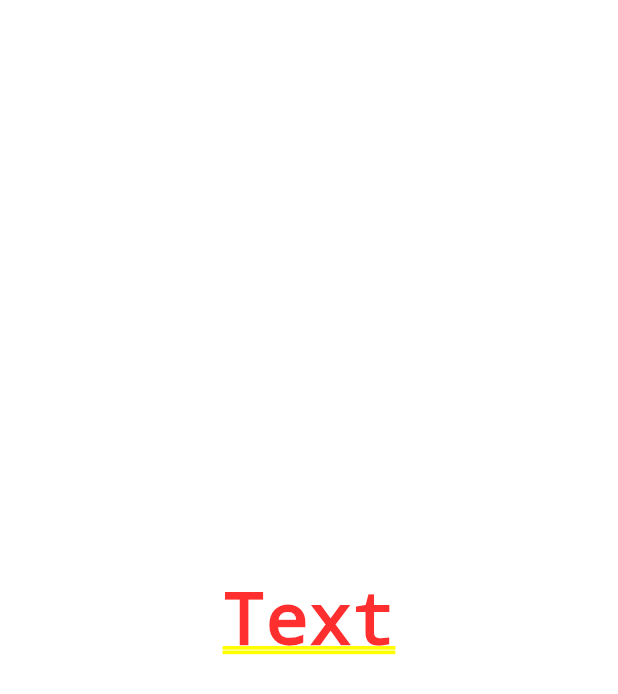
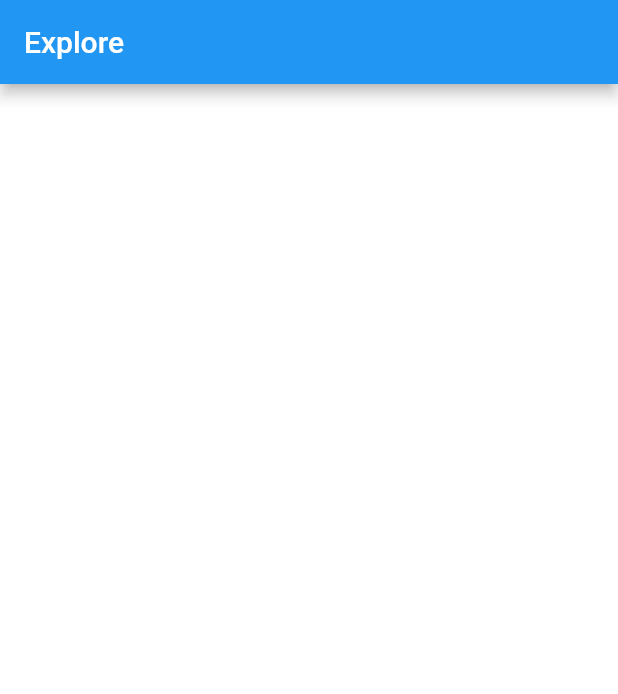
Before and after one commit to minikin/audio_player_flutter, a Flutter app: the screen it shows after launch, on a phone screen of 412 x 824 dp. Shown: the top 694 px of the screen. Run offline on Flutter 3.47's test engine with Material 2 defaults, Android fonts, the phone set to English and light mode, and no system bars; our stand-ins replace audioplayers, bloc, built_collection, built_value, flutter_bloc; generated files the repository leaves out were written again.

Commit message:
Explore Blocs (#12)
* Update README

* Add Explore screen

* Add ResponsiveSafeArea widget

* Add ExploreItem

* Update ExploreItem

* Update pubs

* Add explore bloc

* Add ExploreEvent

* Add ExploreState

* Add ExploreBloc

* Add AppBlocDelegate

* Add update ExploreBloc

* Update pubs

```diff
--- a/lib/src/app/app.dart
+++ b/lib/src/app/app.dart
@@ -1,3 +1,4 @@
+import 'package:audio_player_flutter/src/app/features/explore/screens/explore.dart';
 import 'package:audio_player_flutter/src/services/services.dart';
 import 'package:flutter/material.dart';
 
@@ -6,12 +7,7 @@ class App extends StatelessWidget {
   @override
   Widget build(BuildContext context) {
     _fetchAllTunes();
-    return const MaterialApp(
-      title: 'Audio Player',
-      home: Center(
-        child: Text('Text'),
-      ),
-    );
+    return const MaterialApp(title: 'Audio Player', home: Explore());
   }
 
   void _fetchAllTunes() async {
--- /dev/null
+++ b/lib/src/app/common/widgets/responsive_safe_area.dart
@@ -0,0 +1,27 @@
+import 'package:flutter/material.dart';
+
+typedef ResponsiveBuilder = Widget Function(
+  BuildContext context,
+  Size size,
+);
+
+class ResponsiveSafeArea extends StatelessWidget {
+  final ResponsiveBuilder responsiveBuilder;
+
+  const ResponsiveSafeArea({
+    @required ResponsiveBuilder builder,
+    Key key,
+  })  : responsiveBuilder = builder,
+        super(key: key);
+
+  @override
+  Widget build(BuildContext context) {
+    return SafeArea(
+      child: LayoutBuilder(
+        builder: (context, constraints) {
+          return responsiveBuilder(context, constraints.biggest);
+        },
+      ),
+    );
+  }
+}
--- /dev/null
+++ b/lib/src/app/common/widgets/widgets.dart
@@ -0,0 +1 @@
+export 'package:audio_player_flutter/src/app/common/widgets/responsive_safe_area.dart';
--- /dev/null
+++ b/lib/src/app/features/explore/blocs/blocs.dart
@@ -0,0 +1,3 @@
+export 'package:audio_player_flutter/src/app/features/explore/blocs/explore_bloc.dart';
+export 'package:audio_player_flutter/src/app/features/explore/blocs/explore_event.dart';
+export 'package:audio_player_flutter/src/app/features/explore/blocs/explore_state.dart';
--- /dev/null
+++ b/lib/src/app/features/explore/screens/explore.dart
@@ -0,0 +1,21 @@
+import 'package:audio_player_flutter/src/app/common/widgets/widgets.dart';
+import 'package:flutter/material.dart';
+
+class Explore extends StatelessWidget {
+  const Explore({Key key}) : super(key: key);
+
+  @override
+  Widget build(BuildContext context) {
+    return Scaffold(
+      backgroundColor: Colors.white,
+      appBar: AppBar(title: const Text('Explore')),
+      body: ResponsiveSafeArea(
+        builder: (context, size) {
+          return Container(
+            color: Colors.white,
+          );
+        },
+      ),
+    );
+  }
+}
--- a/pubspec.yaml
+++ b/pubspec.yaml
@@ -10,7 +10,7 @@ dependencies:
     sdk: flutter
 
   animations: ^1.0.0+5
-  audioplayers: ^0.14.1
+  audioplayers: ^0.15.0
   built_collection: ^4.3.2
   built_value: ^7.0.9
   cupertino_icons: ^0.1.3
@@ -20,12 +20,12 @@ dependencies:
   uuid: ^2.0.4
 
 dev_dependencies:
-  build_runner: ^1.7.4
+  build_runner: ^1.8.1
   built_value_generator: ^7.0.9
   faker: ^1.2.1
   mockito: ^4.1.1
   pedantic: ^1.9.0
-  test: ^1.14.1
+  test: ^1.14.2
 
 flutter:
   uses-material-design: true
```
Also changed, not shown: lib/src/app/common/blocs/app_bloc_delegate.dart (added, +28 -0 lines), lib/src/app/features/explore/blocs/explore_bloc.dart (added, +30 -0 lines), lib/src/app/features/explore/blocs/explore_event.dart (added, +24 -0 lines), lib/src/app/features/explore/blocs/explore_state.dart (added, +80 -0 lines), lib/src/app/features/explore/screens/widgets/explore_item.dart (added, +48 -0 lines), lib/src/app/features/explore/blocs/explore_event.g.dart (added), lib/src/app/features/explore/blocs/explore_state.g.dart (added), pubspec.lock.
